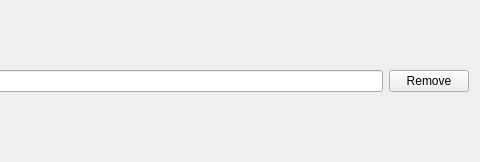
Before: the Qt Designer form ui/listEntries/dayinweekentry.ui in ilyayae/SpaceTimeHeart, drawn with Qt 5; both pictures show x 223 to 703 and y 0 to 162 of the 703 by 162 pixel window.
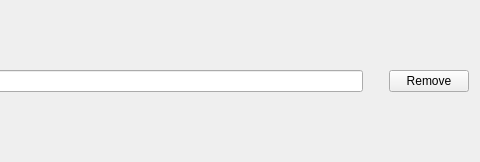
After: the same form once the commit is applied.

What changed in the file:
```diff
--- a/ui/listEntries/dayinweekentry.ui
+++ b/ui/listEntries/dayinweekentry.ui
@@ -24,6 +24,19 @@
    <item>
     <widget class="QLineEdit" name="LineName"/>
    </item>
+   <item>
+    <spacer name="verticalSpacer">
+     <property name="orientation">
+      <enum>Qt::Orientation::Vertical</enum>
+     </property>
+     <property name="sizeHint" stdset="0">
+      <size>
+       <width>20</width>
+       <height>40</height>
+      </size>
+     </property>
+    </spacer>
+   </item>
    <item>
     <widget class="QPushButton" name="pushButton">
      <property name="text">
```
